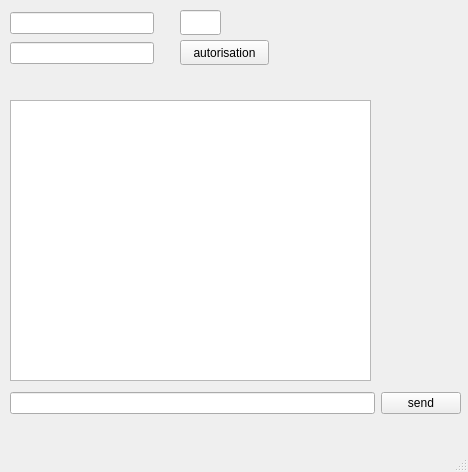
Before: the Qt Designer form src/gui/mainwindow.ui in k-morozov/AppChat, drawn with Qt 5.
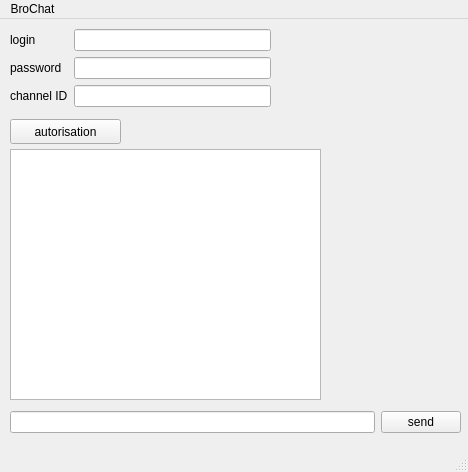
After: the same form once the commit is applied.

```diff
--- a/src/gui/mainwindow.ui
+++ b/src/gui/mainwindow.ui
@@ -18,36 +18,13 @@
     <property name="geometry">
      <rect>
       <x>10</x>
-      <y>100</y>
-      <width>361</width>
-      <height>281</height>
+      <y>130</y>
+      <width>311</width>
+      <height>251</height>
      </rect>
     </property>
    </widget>
-   <widget class="QPushButton" name="push_autorisation">
-    <property name="geometry">
-     <rect>
-      <x>180</x>
-      <y>40</y>
-      <width>89</width>
-      <height>25</height>
-     </rect>
-    </property>
-    <property name="text">
-     <string>autorisation</string>
-    </property>
-   </widget>
-   <widget class="QLineEdit" name="room_id">
-    <property name="geometry">
-     <rect>
-      <x>180</x>
-      <y>10</y>
-      <width>41</width>
-      <height>25</height>
-     </rect>
-    </property>
-   </widget>
-   <widget class="QWidget" name="">
+   <widget class="QWidget" name="layoutWidget">
     <property name="geometry">
      <rect>
       <x>10</x>
@@ -69,24 +46,61 @@
      </item>
     </layout>
    </widget>
-   <widget class="QWidget" name="">
+   <widget class="QWidget" name="gridLayoutWidget">
     <property name="geometry">
      <rect>
       <x>10</x>
       <y>10</y>
-      <width>144</width>
-      <height>58</height>
+      <width>261</width>
+      <height>89</height>
      </rect>
     </property>
-    <layout class="QVBoxLayout" name="verticalLayout">
-     <item>
-      <widget class="QLineEdit" name="logon"/>
+    <layout class="QFormLayout" name="formLayout">
+     <item row="0" column="0">
+      <widget class="QLabel" name="label">
+       <property name="text">
+        <string>login</string>
+       </property>
+      </widget>
      </item>
-     <item>
+     <item row="1" column="0">
+      <widget class="QLabel" name="label_2">
+       <property name="text">
+        <string>password</string>
+       </property>
+      </widget>
+     </item>
+     <item row="1" column="1">
       <widget class="QLineEdit" name="password"/>
      </item>
+     <item row="0" column="1">
+      <widget class="QLineEdit" name="logon"/>
+     </item>
+     <item row="2" column="0">
+      <widget class="QLabel" name="label_3">
+       <property name="text">
+        <string>channel ID</string>
+       </property>
+      </widget>
+     </item>
+     <item row="2" column="1">
+      <widget class="QLineEdit" name="room_id"/>
+     </item>
     </layout>
    </widget>
+   <widget class="QPushButton" name="push_autorisation">
+    <property name="geometry">
+     <rect>
+      <x>10</x>
+      <y>100</y>
+      <width>111</width>
+      <height>25</height>
+     </rect>
+    </property>
+    <property name="text">
+     <string>autorisation</string>
+    </property>
+   </widget>
   </widget>
   <widget class="QMenuBar" name="menubar">
    <property name="geometry">
@@ -97,6 +111,12 @@
      <height>22</height>
     </rect>
    </property>
+   <widget class="QMenu" name="menuBroChat">
+    <property name="title">
+     <string>BroChat</string>
+    </property>
+   </widget>
+   <addaction name="menuBroChat"/>
   </widget>
   <widget class="QStatusBar" name="statusbar"/>
  </widget>
```
